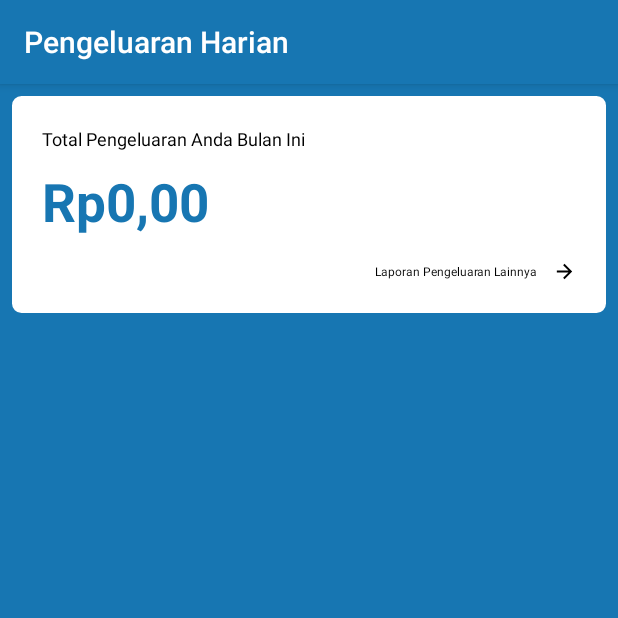
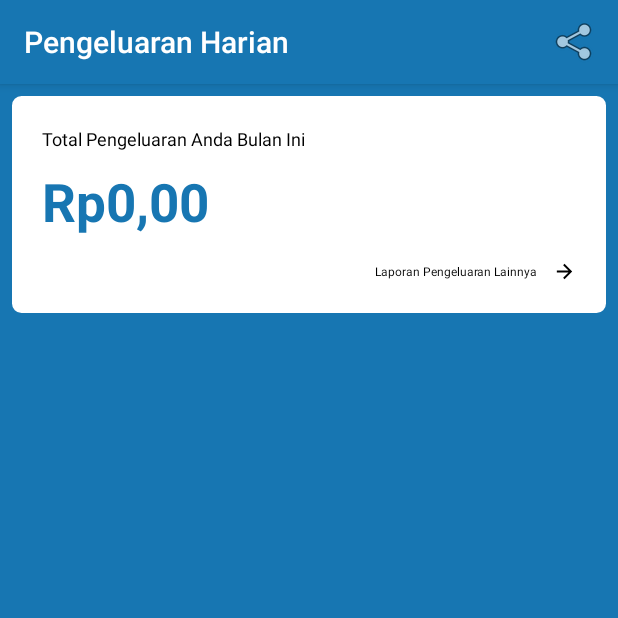
Before and after one commit to arifsetia/pengeluaranHarianAndroid, an Android app: the screen it shows after launch (MainActivity), on a phone screen of 412 x 824 dp, the top half of it. Run offline under Robolectric (Android 15) with nearby library versions, the phone set to English and light mode, and no system bars; our stand-ins replace AdMob; libraries missing offline, so code that uses them is left out: com.basgeekball.awesomevalidation.

Commit message:
share button

```diff
--- a/app/src/main/java/id/my/cariberas/pengeluaranharian/DetailLaporanLainnya.java
+++ b/app/src/main/java/id/my/cariberas/pengeluaranharian/DetailLaporanLainnya.java
@@ -66,8 +66,8 @@ public class DetailLaporanLainnya extends AppCompatActivity implements GroceryRe
         super.onCreate(savedInstanceState);
         setContentView(R.layout.activity_detail_laporan_lainnya);
 
-//        AdRequest adRequest = new AdRequest.Builder().addTestDevice("323C4BAC43608B9E353C1E674F09F67C").build();
-        AdRequest adRequest = new AdRequest.Builder().build();
+        AdRequest adRequest = new AdRequest.Builder().addTestDevice("323C4BAC43608B9E353C1E674F09F67C").build();
+//        AdRequest adRequest = new AdRequest.Builder().build();
 
         // Prepare the Interstitial Ad
         interstitial = new InterstitialAd(DetailLaporanLainnya.this);
--- a/app/src/main/java/id/my/cariberas/pengeluaranharian/TambahPengeluaranActivity.java
+++ b/app/src/main/java/id/my/cariberas/pengeluaranharian/TambahPengeluaranActivity.java
@@ -60,8 +60,8 @@ public class TambahPengeluaranActivity extends AppCompatActivity {
         });
         mAdView = findViewById(R.id.adView);
         /*for test*/
-//        AdRequest adRequest = new AdRequest.Builder().addTestDevice("323C4BAC43608B9E353C1E674F09F67C").build();
-        AdRequest adRequest = new AdRequest.Builder().build();
+        AdRequest adRequest = new AdRequest.Builder().addTestDevice("323C4BAC43608B9E353C1E674F09F67C").build();
+//        AdRequest adRequest = new AdRequest.Builder().build();
         mAdView.loadAd(adRequest);
 
         dbHelper = new DatabaseHelper(this);
--- /dev/null
+++ b/app/src/main/res/menu/menu.xml
@@ -0,0 +1,9 @@
+<?xml version="1.0" encoding="utf-8"?>
+<menu xmlns:android="http://schemas.android.com/apk/res/android"
+    xmlns:app="http://schemas.android.com/apk/res-auto">
+    <item
+        android:id="@+id/share"
+        android:icon="@android:drawable/ic_menu_share"
+        android:title="Share"
+        app:showAsAction="always" />
+</menu>
```
Also changed, not shown: app/src/main/java/id/my/cariberas/pengeluaranharian/MainActivity.java (+58 -1 lines).
